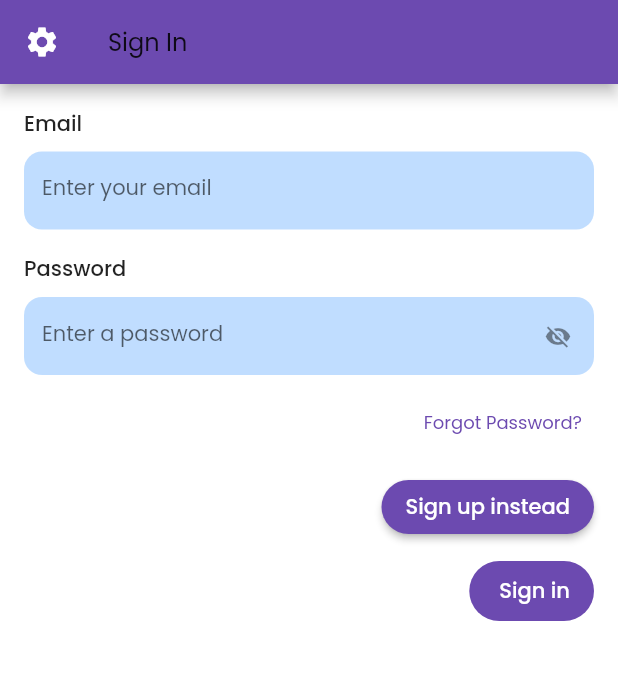
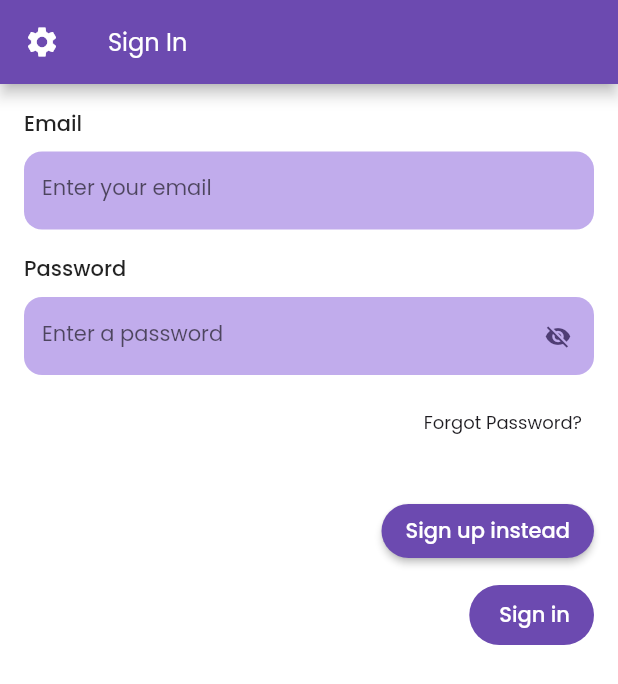
Before and after one commit to SaadArdati/PocketJenna, a Flutter app: the AuthScreen screen opened directly, on a phone screen of 412 x 824 dp. Shown: the top 684 px of the screen. Run offline on Flutter 3.47's test engine with Material 2 defaults, Android fonts, the phone set to English and light mode, and no system bars; our stand-ins replace adaptive_theme, bubble, cloud_firestore, equatable, firebase_auth, firebase_core and 12 more; missing offline and left inert: bitsdojo_window, dart_openai, encrypted_shared_preferences, firedart, flutter_highlighter, highlighter and 5 more; accounts and stored records are empty; statements that could not run were skipped.

Commit message:
Fix data code & Fix theming of auth screen.

```diff
--- a/lib/screens/auth/auth_screen.dart
+++ b/lib/screens/auth/auth_screen.dart
@@ -129,7 +129,9 @@ class _AuthScreenState extends State<AuthScreen> {
       appBar: AppBar(
         title: Text(
           mode.label,
-          style: context.textTheme.titleMedium,
+          style: context.textTheme.titleMedium?.copyWith(
+            color: context.colorScheme.onPrimary,
+          ),
         ),
         centerTitle: false,
         leading: IconButton(
@@ -177,7 +179,7 @@ class _AuthScreenState extends State<AuthScreen> {
                     },
                     onFieldSubmitted: (_) {},
                     style: context.textTheme.bodyMedium?.copyWith(
-                      color: context.colorScheme.onSecondaryContainer,
+                      color: context.colorScheme.onPrimaryContainer,
                     ),
                     decoration: InputDecoration(
                       counterText: '',
@@ -185,8 +187,7 @@ class _AuthScreenState extends State<AuthScreen> {
                       isDense: true,
                       floatingLabelBehavior: FloatingLabelBehavior.never,
                       filled: true,
-                      fillColor: context.colorScheme.secondaryContainer
-                          .withOpacity(0.5),
+                      fillColor: context.colorScheme.primaryContainer,
                       hoverColor: Colors.transparent,
                       border: OutlineInputBorder(
                         borderRadius: borderRadius,
@@ -196,7 +197,7 @@ class _AuthScreenState extends State<AuthScreen> {
                         borderRadius: borderRadius,
                         borderSide: BorderSide(
                           color: context.colorScheme.primary,
-                          width: 1,
+                          width: 2,
                         ),
                       ),
                       enabledBorder: OutlineInputBorder(
@@ -247,7 +248,7 @@ class _AuthScreenState extends State<AuthScreen> {
                             }
                           },
                           style: context.textTheme.bodyMedium?.copyWith(
-                            color: context.colorScheme.onSecondaryContainer,
+                            color: context.colorScheme.onPrimaryContainer,
                           ),
                           obscureText: !showPassword,
                           decoration: InputDecoration(
@@ -256,11 +257,11 @@ class _AuthScreenState extends State<AuthScreen> {
                             isDense: true,
                             floatingLabelBehavior: FloatingLabelBehavior.never,
                             filled: true,
-                            fillColor: context.colorScheme.secondaryContainer
-                                .withOpacity(0.5),
+                            fillColor: context.colorScheme.primaryContainer,
                             hoverColor: Colors.transparent,
                             suffixIcon: IconButton(
                               tooltip: 'Show password',
+                              color: context.colorScheme.onPrimaryContainer,
                               icon: Icon(
                                 showPassword
                                     ? Icons.visibility
@@ -280,7 +281,7 @@ class _AuthScreenState extends State<AuthScreen> {
                               borderRadius: borderRadius,
                               borderSide: BorderSide(
                                 color: context.colorScheme.primary,
-                                width: 1,
+                                width: 2,
                               ),
                             ),
                             enabledBorder: OutlineInputBorder(
@@ -318,7 +319,7 @@ class _AuthScreenState extends State<AuthScreen> {
                             child: Text(
                               'Forgot Password?',
                               style: context.textTheme.bodySmall?.copyWith(
-                                color: context.colorScheme.primary,
+                                color: context.colorScheme.onBackground,
                               ),
                             ),
                           ),
@@ -356,28 +357,26 @@ class _AuthScreenState extends State<AuthScreen> {
 
                             return null;
                           },
-                            autovalidateMode:
-                                AutovalidateMode.onUserInteraction,
+                          autovalidateMode: AutovalidateMode.onUserInteraction,
                           onChanged: (_) {
                             setState(() {});
                           },
                           onFieldSubmitted: (_) {},
                           style: context.textTheme.bodyMedium?.copyWith(
-                              color: context.colorScheme.onSecondaryContainer,
+                            color: context.colorScheme.onPrimaryContainer,
                           ),
                           obscureText: !showConfirmPassword,
                           decoration: InputDecoration(
                             counterText: '',
                             labelText: 'Enter password again',
                             isDense: true,
-                              floatingLabelBehavior:
-                                  FloatingLabelBehavior.never,
+                            floatingLabelBehavior: FloatingLabelBehavior.never,
                             filled: true,
-                              fillColor: context.colorScheme.secondaryContainer
-                                  .withOpacity(0.5),
+                            fillColor: context.colorScheme.primaryContainer,
                             hoverColor: Colors.transparent,
                             suffixIcon: IconButton(
                               tooltip: 'Show password',
+                              color: context.colorScheme.onPrimaryContainer,
                               icon: Icon(
                                 showConfirmPassword
                                     ? Icons.visibility
@@ -397,7 +396,7 @@ class _AuthScreenState extends State<AuthScreen> {
                               borderRadius: borderRadius,
                               borderSide: BorderSide(
                                 color: context.colorScheme.primary,
-                                  width: 1,
+                                width: 2,
                               ),
                             ),
                             enabledBorder: OutlineInputBorder(
@@ -410,17 +409,30 @@ class _AuthScreenState extends State<AuthScreen> {
                           ),
                           cursorRadius: const Radius.circular(4),
                         ),
-                        ]),
+                      ],
                     ),
+                  ),
+                  const SizedBox(height: 16),
                   CollapsableSwitcher(
                     open: error != null,
                     child: Column(
                       crossAxisAlignment: CrossAxisAlignment.start,
                       children: [
-                        Text(
+                        Container(
+                          decoration: BoxDecoration(
+                            color: context.colorScheme.errorContainer,
+                            borderRadius: borderRadius,
+                            border: Border.all(
+                              color: context.colorScheme.error,
+                              width: 2,
+                            ),
+                          ),
+                          padding: const EdgeInsets.all(8),
+                          child: Text(
                             error ?? '',
                             style: context.textTheme.bodySmall?.copyWith(
                               color: context.colorScheme.error,
+                            ),
                           ),
                         ),
                         const SizedBox(height: 8),
```
Also changed, not shown: lib/main.dart (+10 -2 lines), lib/managers/data/data_manager.dart (+4 -10 lines), 2 other files. Lines whose indentation alone changed are shown as unchanged.
